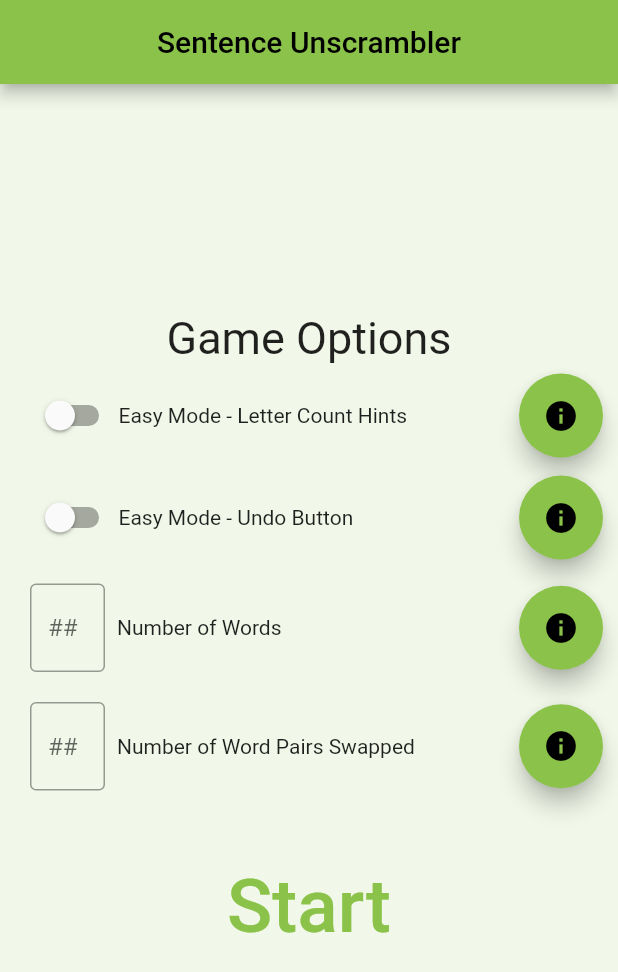
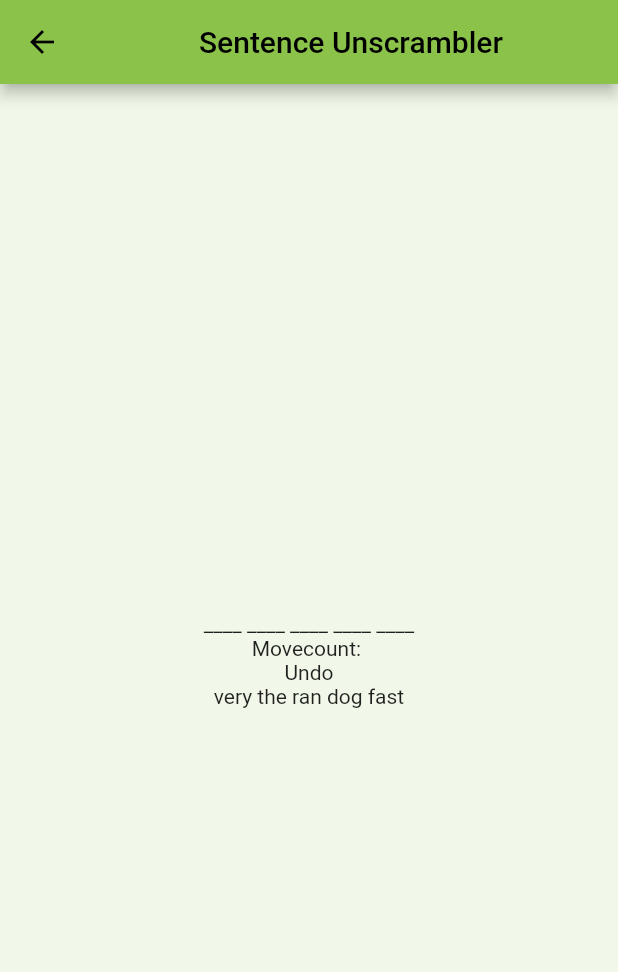
Before and after one commit to chhollenbach/sentence_unscramble, a Flutter app: the screen it shows after launch, after a tap on "Start", on a phone screen of 412 x 824 dp. Shown: the top 972 px of the screen. Run offline on Flutter 3.47's test engine with Material 2 defaults, Android fonts, the phone set to English and light mode, and no system bars.

Commit message:
second page created

```diff
--- /dev/null
+++ b/sentence_unscramble/lib/screens/game_screen.dart
@@ -0,0 +1,34 @@
+import 'package:flutter/material.dart';
+
+class GameScreen extends StatefulWidget {
+  const GameScreen({ Key? key }) : super(key: key);
+
+  @override
+  _GameScreenState createState() => _GameScreenState();
+}
+
+class _GameScreenState extends State<GameScreen> {
+  @override
+  Widget build(BuildContext context) {
+    return Scaffold(
+      appBar: AppBar(
+        title: Center(child: Text('Sentence Unscrambler'))
+      ),
+      body: Container(
+        padding: EdgeInsets.all(10),
+        child: Center(
+          child: Column(
+            crossAxisAlignment: CrossAxisAlignment.center,
+            mainAxisAlignment: MainAxisAlignment.center,
+            children: [
+              Text('____ ____ ____ ____ ____'),
+              Text('Movecount: '),
+              Text('Undo'),
+              Text('very the ran dog fast')
+            ]
+          )
+        ),
+      ),
+    );
+  }
+}
--- a/sentence_unscramble/lib/screens/landing_page.dart
+++ b/sentence_unscramble/lib/screens/landing_page.dart
@@ -11,10 +11,10 @@ class LandingPage extends StatelessWidget {
   Widget build(BuildContext context) {
     return Scaffold(
       appBar: AppBar(
-        title: Center(child: Text('Sentence Unscrambler')),
+        title: Center(child: Text('Sentence Unscrambler'))
       ),
       body: Container(
-        padding: const EdgeInsets.all(10),
+        padding: EdgeInsets.all(10),
         child: Center(
           child: Column(
           crossAxisAlignment: CrossAxisAlignment.center,
@@ -25,28 +25,40 @@ class LandingPage extends StatelessWidget {
               children: [
                 ToggleOption(helperText: 'Easy Mode - Letter Count Hints'),
                 Spacer(),
-                HelpButton(helperText: 'Toggle this option to display the letter count of the correct word for each blank space in the solution.')
+                HelpButton(
+                  helperText: 'Toggle this option to display the letter count of the correct word for each blank space in the solution.',
+                  tagNum: "a1"
+                )
               ]
             ),
             Row(
               children: [
                 ToggleOption(helperText: 'Easy Mode - Undo Button'),
                 Spacer(),
-                HelpButton(helperText: 'Toggle this option to allow the ability to undo a move. Otherwise, all moves are final.')
+                HelpButton(
+                  helperText: 'Toggle this option to allow the ability to undo a move. Otherwise, all moves are final.',
+                  tagNum: "a2"
+                )
               ]
             ),
             Row(
               children: [
                 TextOption(helperText: 'Number of Words'),
                 Spacer(),
-                HelpButton(helperText: 'This sets the size of the sentence that will be scrambled. Maximum of N words.')
+                HelpButton(
+                  helperText: 'This sets the size of the sentence that will be scrambled. Maximum of N words.',
+                  tagNum: "a3"
+                )
               ]
             ),
             Row(
               children: [
                 TextOption(helperText: 'Number of Word Pairs Swapped'),
                 Spacer(),
-                HelpButton(helperText: 'This sets the number of swaps/scrambles that will occur in the sentence. More swaps means more randomization.')
+                HelpButton(
+                  helperText: 'This sets the number of swaps/scrambles that will occur in the sentence. More swaps means more randomization.',
+                  tagNum: "a4",
+                )
               ]
             ),
             StartButton()
--- a/sentence_unscramble/lib/widgets/help_button.dart
+++ b/sentence_unscramble/lib/widgets/help_button.dart
@@ -1,9 +1,10 @@
 import 'package:flutter/material.dart';
 
 class HelpButton extends StatefulWidget {
-  const HelpButton({ Key? key , required this.helperText}) : super(key: key);
+  const HelpButton({ Key? key , required this.helperText, required this.tagNum}) : super(key: key);
 
   final String helperText;
+  final String tagNum;
 
   @override
   State<HelpButton> createState() => _HelpButtonState();
@@ -13,6 +14,7 @@ class _HelpButtonState extends State<HelpButton> {
   @override
   Widget build(BuildContext context) {
     return FloatingActionButton(
+      heroTag: widget.tagNum,
       onPressed: () {
         showDialog(
           context: context,
--- a/sentence_unscramble/lib/widgets/start_button.dart
+++ b/sentence_unscramble/lib/widgets/start_button.dart
@@ -1,4 +1,6 @@
 import 'package:flutter/material.dart';
+import 'package:sentence_unscramble/screens/game_screen.dart';
+import '../screens/game_screen.dart';
 
 class StartButton extends StatelessWidget {
   const StartButton({ Key? key }) : super(key: key);
@@ -7,9 +9,14 @@ class StartButton extends StatelessWidget {
   Widget build(BuildContext context) {
     return Container(
       padding: EdgeInsets.all(30),
-      child: TextButton(
-        onPressed: () {},
-        child: Text('Start', style: TextStyle(fontSize: 50),)
+      child: ElevatedButton(
+        onPressed: () {
+          Navigator.push(
+            context,
+            MaterialPageRoute(builder: (context) => const GameScreen())
+          );
+        },
+        child: Text('Start', style: TextStyle(fontSize: 50))
       ),
     );
   }
```
